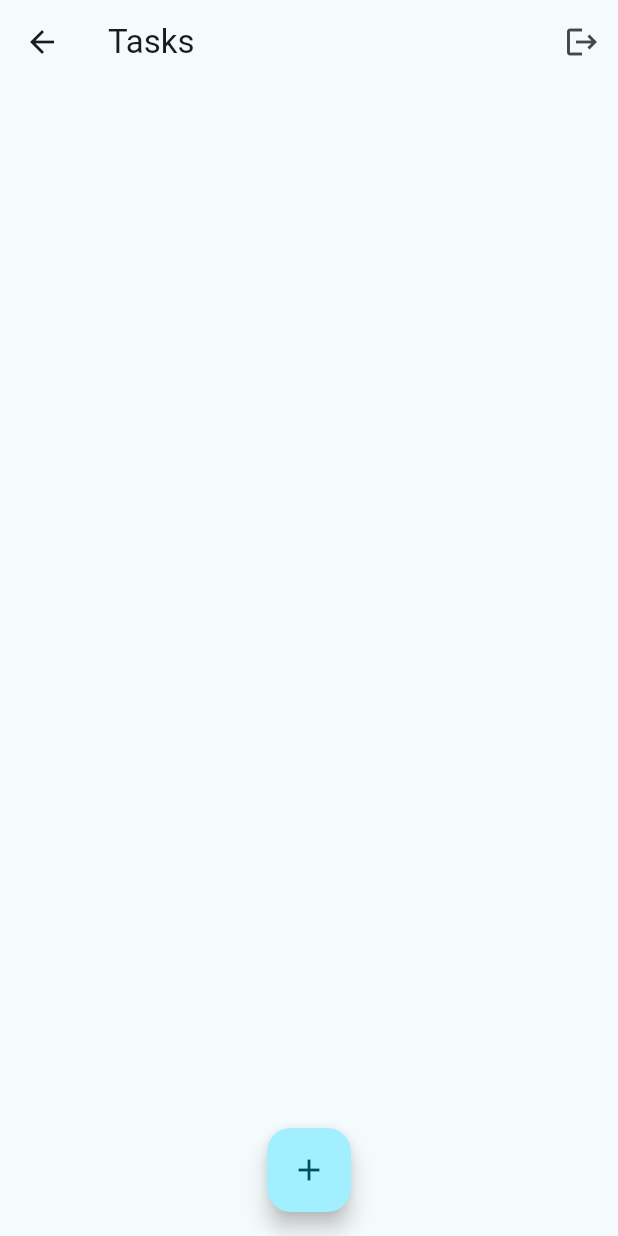
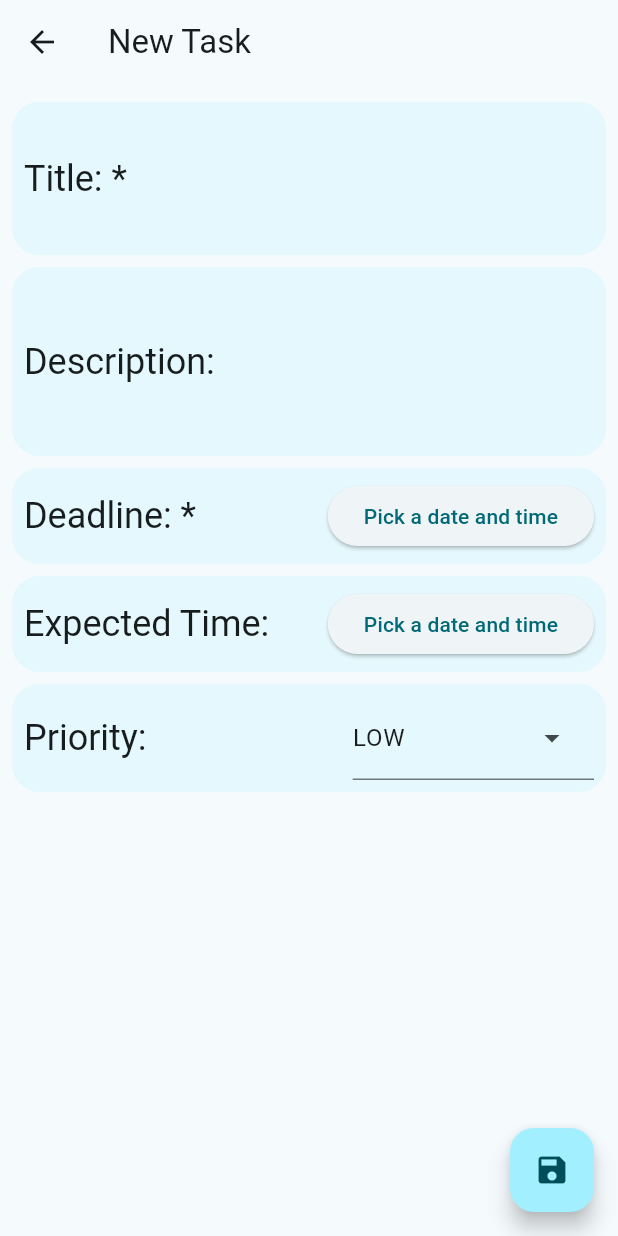
Before and after one commit to Dheeraj-Reddy-Mallapu/saasaki_assignment_2, a Flutter app: the HomePage screen opened directly, after a tap on the "add" icon, on a phone screen of 412 x 824 dp. Run offline on Flutter 3.47's test engine with Material 3 defaults, Android fonts, the phone set to English and light mode, and no system bars; our stand-ins replace cloud_firestore, email_validator, firebase_auth, firebase_core, flutter_riverpod; accounts and stored records are empty.

Commit message:
Implemented all CRUD operations

```diff
--- /dev/null
+++ b/lib/firestore/crud.dart
@@ -0,0 +1,58 @@
+import 'dart:async';
+
+import 'package:cloud_firestore/cloud_firestore.dart';
+import 'package:firebase_auth/firebase_auth.dart';
+import 'package:flutter_riverpod/flutter_riverpod.dart';
+import 'package:saasaki_assignment_2/models/task_model.dart';
+import 'package:saasaki_assignment_2/riverpod/tasks_data.dart';
+import 'package:saasaki_assignment_2/widgets/my_snackbar.dart';
+
+class FirestoreOperations {
+  final db = FirebaseFirestore.instance;
+  StreamSubscription<QuerySnapshot>? _tasksCollectionSubscription;
+  var uid = FirebaseAuth.instance.currentUser!.uid;
+
+  // Creating a new Task in firestore (CREATE)
+  Future<void> addTask(Task task) async {
+    try {
+      await db.collection(uid).add(task.toMap());
+    } on Exception catch (e) {
+      showSnackBar(message: e.toString());
+    }
+  }
+
+  // Fetching data from firestore (READ)
+  void startTasksStream(WidgetRef ref) {
+    _tasksCollectionSubscription = db.collection(uid).snapshots().listen(
+      (event) {
+        ref.read(tasksProvider.notifier).clear();
+        event.docs
+            .map((e) => ref
+                .read(tasksProvider.notifier)
+                .add(e.id, Task.fromMap(e.data())))
+            .toList();
+      },
+      onError: (e) => showSnackBar(message: e.toString()),
+    );
+  }
+
+  void stopTasksStream() => _tasksCollectionSubscription?.cancel();
+
+  // Updating an existing Task in firestore (UPDATE)
+  Future<void> updateTask(Task task, String taskId) async {
+    try {
+      await db.collection(uid).doc(taskId).update(task.toMap());
+    } on Exception catch (e) {
+      showSnackBar(message: e.toString());
+    }
+  }
+
+  // Deleting an existing Task in firestore (DELETE)
+  Future<void> deleteTask(String taskId) async {
+    try {
+      await db.collection(uid).doc(taskId).delete();
+    } on Exception catch (e) {
+      showSnackBar(message: e.toString());
+    }
+  }
+}
--- a/lib/models/task_model.dart
+++ b/lib/models/task_model.dart
@@ -1,17 +1,17 @@
 class Task {
   String title;
-  String? description;
-  DateTime? deadline;
-  int? exptectedDurationInMin;
+  String description;
+  DateTime deadline;
+  DateTime? exptectedTime;
   int priority;
   String status;
   DateTime createdAt;
 
   Task({
     required this.title,
-    this.description,
-    this.deadline,
-    this.exptectedDurationInMin,
+    required this.description,
+    required this.deadline,
+    this.exptectedTime,
     required this.priority,
     required this.status,
     required this.createdAt,
@@ -21,7 +21,7 @@ class Task {
     String? title,
     String? description,
     DateTime? deadline,
-    int? exptectedDurationInMin,
+    DateTime? exptectedTime,
     int? priority,
     String? status,
     DateTime? createdAt,
@@ -30,8 +30,7 @@ class Task {
         title: title ?? this.title,
         description: description ?? this.description,
         deadline: deadline ?? this.deadline,
-        exptectedDurationInMin:
-            exptectedDurationInMin ?? this.exptectedDurationInMin,
+        exptectedTime: exptectedTime ?? this.exptectedTime,
         priority: priority ?? this.priority,
         status: status ?? this.status,
         createdAt: createdAt ?? this.createdAt,
@@ -40,9 +39,10 @@ class Task {
   factory Task.fromMap(Map<String, dynamic> json) => Task(
         title: json["title"],
         description: json["description"],
-        deadline:
-            json["deadline"] == null ? null : DateTime.parse(json["deadline"]),
-        exptectedDurationInMin: json["exptectedDurationInMin"],
+        deadline: DateTime.parse(json["deadline"]),
+        exptectedTime: json["exptectedTime"] == null
+            ? null
+            : DateTime.parse(json["exptectedTime"]),
         priority: json["priority"],
         status: json["status"],
         createdAt: DateTime.parse(json["createdAt"]),
@@ -51,10 +51,14 @@ class Task {
   Map<String, dynamic> toMap() => {
         "title": title,
         "description": description,
-        "deadline": deadline?.toIso8601String(),
-        "exptectedDurationInMin": exptectedDurationInMin,
+        "deadline": deadline.toIso8601String(),
+        "exptectedTime": exptectedTime?.toIso8601String(),
         "priority": priority,
         "status": status,
         "createdAt": createdAt.toIso8601String(),
       };
 }
+
+enum TaskPriority { low, medium, high, critical }
+
+enum TaskStatus { incomplete, ongoing, complete }
--- /dev/null
+++ b/lib/pages/create_task_page.dart
@@ -0,0 +1,298 @@
+// ignore_for_file: use_build_context_synchronously
+
+import 'package:flutter/material.dart';
+import 'package:saasaki_assignment_2/firestore/crud.dart';
+import 'package:saasaki_assignment_2/models/task_model.dart';
+import 'package:saasaki_assignment_2/utils/date_time_util.dart';
+import 'package:saasaki_assignment_2/widgets/my_snackbar.dart';
+
+class CreateTaskPage extends StatefulWidget {
+  const CreateTaskPage(
+      {super.key, required this.firestoreOperations, this.task, this.taskId});
+  final FirestoreOperations firestoreOperations;
+  final Task? task;
+  final String? taskId;
+
+  @override
+  State<CreateTaskPage> createState() => _CreateTaskPageState();
+}
+
+class _CreateTaskPageState extends State<CreateTaskPage> {
+  final TextEditingController titleC = TextEditingController();
+  final TextEditingController descriptionC = TextEditingController();
+  DateTime? deadline;
+  DateTime? exptectedTime;
+  int selectedPriority = TaskPriority.low.index;
+  String selectedStatus = TaskStatus.incomplete.name;
+
+  final _formKey = GlobalKey<FormState>();
+
+  @override
+  void initState() {
+    if (widget.task != null) {
+      titleC.text = widget.task!.title;
+      descriptionC.text = widget.task!.description;
+      deadline = widget.task?.deadline;
+      exptectedTime = widget.task?.exptectedTime;
+      selectedPriority = widget.task!.priority;
+      selectedStatus = widget.task!.status;
+    }
+
+    super.initState();
+  }
+
+  @override
+  Widget build(BuildContext context) {
+    return Scaffold(
+      appBar: AppBar(
+        title: const Text('New Task'),
+        actions: [
+          if (widget.task != null)
+            IconButton(
+              onPressed: () async => widget.firestoreOperations
+                  .deleteTask(widget.taskId!)
+                  .then((value) => Navigator.pop(context)),
+              icon: const Icon(Icons.delete),
+            ),
+        ],
+      ),
+      body: SingleChildScrollView(
+        child: Form(
+          key: _formKey,
+          child: Column(
+            children: [
+              Padding(
+                padding: const EdgeInsets.only(top: 8.0),
+                child: myContainer(
+                  child: TextFormField(
+                    controller: titleC,
+                    minLines: 2,
+                    maxLines: 3,
+                    autovalidateMode: AutovalidateMode.onUserInteraction,
+                    validator: (value) {
+                      if (value!.isEmpty) {
+                        return '* Field cannot be empty';
+                      } else {
+                        return null;
+                      }
+                    },
+                    textCapitalization: TextCapitalization.sentences,
+                    decoration: InputDecoration(
+                      border: InputBorder.none,
+                      labelText: 'Title: *',
+                      labelStyle: Theme.of(context).textTheme.headlineSmall,
+                    ),
+                  ),
+                ),
+              ),
+              myContainer(
+                child: TextFormField(
+                  controller: descriptionC,
+                  minLines: 3,
+                  maxLines: 4,
+                  textCapitalization: TextCapitalization.sentences,
+                  decoration: InputDecoration(
+                    border: InputBorder.none,
+                    labelText: 'Description:',
+                    labelStyle: Theme.of(context).textTheme.headlineSmall,
+                  ),
+                ),
+              ),
+              myContainer(
+                child: Row(
+                  mainAxisAlignment: MainAxisAlignment.spaceBetween,
+                  children: [
+                    Text(
+                      'Deadline: *',
+                      style: Theme.of(context).textTheme.headlineSmall,
+                    ),
+                    ElevatedButton(
+                      onPressed: () async {
+                        var now = DateTime.now();
+                        deadline = await showDatePicker(
+                          context: context,
+                          firstDate: now,
+                          lastDate: now.add(const Duration(days: 1826)),
+                        );
+
+                        if (deadline != null) {
+                          final pickedTime = await showTimePicker(
+                            context: context,
+                            initialTime: TimeOfDay.now(),
+                          );
+
+                          if (pickedTime != null) {
+                            deadline = deadline!.copyWith(
+                              hour: pickedTime.hour,
+                              minute: pickedTime.minute,
+                            );
+                          } else {
+                            deadline = null;
+                          }
+                        }
+
+                        setState(() {});
+                      },
+                      child: Text(deadline == null
+                          ? 'Pick a date and time'
+                          : deadline!.toDateString()),
+                    ),
+                  ],
+                ),
+              ),
+              myContainer(
+                child: Row(
+                  mainAxisAlignment: MainAxisAlignment.spaceBetween,
+                  children: [
+                    Text(
+                      'Expected Time:',
+                      style: Theme.of(context).textTheme.headlineSmall,
+                    ),
+                    ElevatedButton(
+                      onPressed: () async {
+                        var now = DateTime.now();
+                        exptectedTime = await showDatePicker(
+                          context: context,
+                          firstDate: now,
+                          lastDate: now.add(const Duration(days: 1826)),
+                        );
+
+                        if (deadline != null) {
+                          final pickedTime = await showTimePicker(
+                            context: context,
+                            initialTime: TimeOfDay.now(),
+                          );
+
+                          if (pickedTime != null) {
+                            exptectedTime = exptectedTime!.copyWith(
+                              hour: pickedTime.hour,
+                              minute: pickedTime.minute,
+                            );
+                          } else {
+                            exptectedTime = null;
+                          }
+                        }
+
+                        setState(() {});
+                      },
+                      child: Text(exptectedTime == null
+                          ? 'Pick a date and time'
+                          : exptectedTime!.toDateString()),
+                    ),
+                  ],
+                ),
+              ),
+              myContainer(
+                child: Row(
+                  mainAxisAlignment: MainAxisAlignment.spaceBetween,
+                  children: [
+                    Text(
+                      'Priority:',
+                      style: Theme.of(context).textTheme.headlineSmall,
+                    ),
+                    DropdownMenu(
+                      dropdownMenuEntries: TaskPriority.values
+                          .map(
+                            (e) => DropdownMenuEntry(
+                              value: e.index,
+                              label: e.name.toUpperCase(),
+                            ),
+                          )
+                          .toList(),
+                      initialSelection: selectedPriority,
+                      onSelected: (value) =>
+                          setState(() => selectedPriority = value!),
+                      inputDecorationTheme: const InputDecorationTheme(
+                          border: UnderlineInputBorder()),
+                    ),
+                  ],
+                ),
+              ),
+              if (widget.task != null)
+                myContainer(
+                  child: Row(
+                    mainAxisAlignment: MainAxisAlignment.spaceBetween,
+                    children: [
+                      Text(
+                        'Status:',
+                        style: Theme.of(context).textTheme.headlineSmall,
+                      ),
+                      DropdownMenu(
+                        dropdownMenuEntries: TaskStatus.values
+                            .map(
+                              (e) => DropdownMenuEntry(
+                                value: e.name,
+                                label: e.name.toUpperCase(),
+                              ),
+                            )
+                            .toList(),
+                        initialSelection: selectedStatus,
+                        onSelected: (value) =>
+                            setState(() => selectedStatus = value!),
+                        inputDecorationTheme: const InputDecorationTheme(
+                            border: UnderlineInputBorder()),
+                      ),
+                    ],
+                  ),
+                ),
+            ],
+          ),
+        ),
+      ),
+      floatingActionButton: FloatingActionButton(
+        onPressed: () async {
+          if (_formKey.currentState!.validate()) {
+            if (deadline != null) {
+              if (widget.task == null) {
+                await widget.firestoreOperations.addTask(
+                  Task(
+                    title: titleC.text,
+                    description: descriptionC.text,
+                    deadline: deadline!,
+                    exptectedTime: exptectedTime,
+                    priority: selectedPriority,
+                    status: selectedStatus,
+                    createdAt: DateTime.now(),
+                  ),
+                );
+              } else {
+                await widget.firestoreOperations.updateTask(
+                  Task(
+                    title: titleC.text,
+                    description: descriptionC.text,
+                    deadline: deadline!,
+                    exptectedTime: exptectedTime,
+                    priority: selectedPriority,
+                    status: selectedStatus,
+                    createdAt: DateTime.now(),
+                  ),
+                  widget.taskId!,
+                );
+              }
+
+              Navigator.of(context).pop();
+            } else {
+              showSnackBar(message: 'Pick a deadline');
+            }
+          }
+        },
+        child: const Icon(Icons.save),
+      ),
+    );
+  }
+
+  Widget myContainer({required Widget child}) {
+    return Padding(
+      padding: const EdgeInsets.symmetric(horizontal: 8.0, vertical: 4.0),
+      child: Container(
+        decoration: BoxDecoration(
+            color: Theme.of(context).colorScheme.primaryContainer.withAlpha(50),
+            borderRadius: BorderRadius.circular(18.0)),
+        child: Padding(
+          padding: const EdgeInsets.all(8.0),
+          child: child,
+        ),
+      ),
+    );
+  }
+}
--- a/lib/pages/home_page.dart
+++ b/lib/pages/home_page.dart
@@ -1,13 +1,32 @@
 import 'package:flutter/material.dart';
 import 'package:flutter_riverpod/flutter_riverpod.dart';
+import 'package:saasaki_assignment_2/firestore/crud.dart';
+import 'package:saasaki_assignment_2/models/task_model.dart';
+import 'package:saasaki_assignment_2/pages/create_task_page.dart';
 import 'package:saasaki_assignment_2/riverpod/auth.dart';
+import 'package:saasaki_assignment_2/riverpod/tasks_data.dart';
+import 'package:saasaki_assignment_2/widgets/my_snackbar.dart';
 
-class HomePage extends ConsumerWidget {
+class HomePage extends ConsumerStatefulWidget {
   const HomePage({super.key});
 
   @override
-  Widget build(BuildContext context, WidgetRef ref) {
+  ConsumerState<ConsumerStatefulWidget> createState() => _HomePageState();
+}
+
+class _HomePageState extends ConsumerState<HomePage> {
+  var firestoreOperations = FirestoreOperations();
+
+  @override
+  void initState() {
+    firestoreOperations.startTasksStream(ref);
+    super.initState();
+  }
+
+  @override
+  Widget build(BuildContext context) {
     final auth = ref.read(authProvider);
+    final tasksMap = ref.watch(tasksProvider);
 
     return Scaffold(
       appBar: AppBar(
@@ -19,11 +38,65 @@ class HomePage extends ConsumerWidget {
           ),
         ],
       ),
-      body: ListView.builder(
-        itemBuilder: (context, index) {},
-      ),
+      body: tasksMap.keys.isEmpty
+          ? const Center(
+              child: Text('Start creating tasks by clicking on + icon'))
+          : ListView.builder(
+              itemCount: tasksMap.keys.length,
+              itemBuilder: (context, index) {
+                final task = tasksMap.values.elementAt(index);
+                final taskId = tasksMap.keys.elementAt(index);
+
+                return Card(
+                  child: ListTile(
+                    title: Text(task.title),
+                    subtitle: task.description.isNotEmpty
+                        ? Text(
+                            task.description,
+                            maxLines: 1,
+                            overflow: TextOverflow.ellipsis,
+                          )
+                        : null,
+                    trailing: IconButton(
+                      onPressed: () async {
+                        String status = TaskStatus.incomplete.name;
+                        if (task.status == TaskStatus.complete.name) {
+                          status = TaskStatus.incomplete.name;
+                          showSnackBar(message: 'Marked as Incomplete');
+                        } else if (task.status == TaskStatus.incomplete.name) {
+                          status = TaskStatus.ongoing.name;
+                          showSnackBar(message: 'Marked as Ongoing');
+                        } else {
+                          status = TaskStatus.complete.name;
+                          showSnackBar(message: 'Marked as Complete');
+                        }
+
+                        await firestoreOperations.updateTask(
+                            task.copyWith(status: status), taskId);
+                      },
+                      icon: Icon(task.status == TaskStatus.complete.name
+                          ? Icons.check_box
+                          : task.status == TaskStatus.ongoing.name
+                              ? Icons.indeterminate_check_box
+                              : Icons.check_box_outline_blank),
+                    ),
+                    onTap: () => Navigator.of(context).push(MaterialPageRoute(
+                      builder: (context) => CreateTaskPage(
+                        firestoreOperations: firestoreOperations,
+                        task: task,
+                        taskId: taskId,
+                      ),
+                    )),
+                  ),
+                );
+              },
+            ),
       floatingActionButton: FloatingActionButton(
-        onPressed: () {},
+        onPressed: () => Navigator.of(context).push(MaterialPageRoute(
+          builder: (context) => CreateTaskPage(
+            firestoreOperations: firestoreOperations,
+          ),
+        )),
         child: const Icon(Icons.add),
       ),
       floatingActionButtonLocation: FloatingActionButtonLocation.centerFloat,
--- a/lib/riverpod/auth.dart
+++ b/lib/riverpod/auth.dart
@@ -32,10 +32,14 @@ class AuthProvider extends ChangeNotifier {
     } on FirebaseAuthException catch (e) {
       _authStatus = AuthStatus.signedOut;
 
-      if (e.code == 'invalid-email' || e.code == 'wrong-password') {
+      if (e.code == 'invalid-email' ||
+          e.code == 'wrong-password' ||
+          e.code == 'invalid-credential') {
         showSnackBar(message: 'Email or Password is invalid');
       } else if (e.code == 'user-not-found') {
         showSnackBar(message: 'User not found, please register');
+      } else {
+        showSnackBar(message: e.code);
       }
     }
 
--- a/lib/riverpod/tasks_data.dart
+++ b/lib/riverpod/tasks_data.dart
@@ -4,7 +4,12 @@ import 'package:saasaki_assignment_2/models/task_model.dart';
 class TasksDataNotifier extends StateNotifier<Map<String, Task>> {
   TasksDataNotifier() : super({}); // Initialize with the default value
 
-  add(String id, Task task) => state[id] = task;
+  add(String id, Task task) {
+    state[id] = task;
+    state = {...state};
+  }
+
+  clear() => state = {};
 }
 
 final tasksProvider =
--- /dev/null
+++ b/lib/utils/date_time_util.dart
@@ -0,0 +1,4 @@
+extension DateUtil on DateTime {
+  String toDateString() =>
+      '${day.toString().length == 1 ? '0$day' : day}-${month.toString().length == 1 ? '0$month' : month}-$year, ${hour.toString().length == 1 ? '0$hour' : hour}:${minute.toString().length == 1 ? '0$minute' : minute}';
+}
```
Also changed, not shown: lib/pages/login_page.dart (+10 -8 lines).
